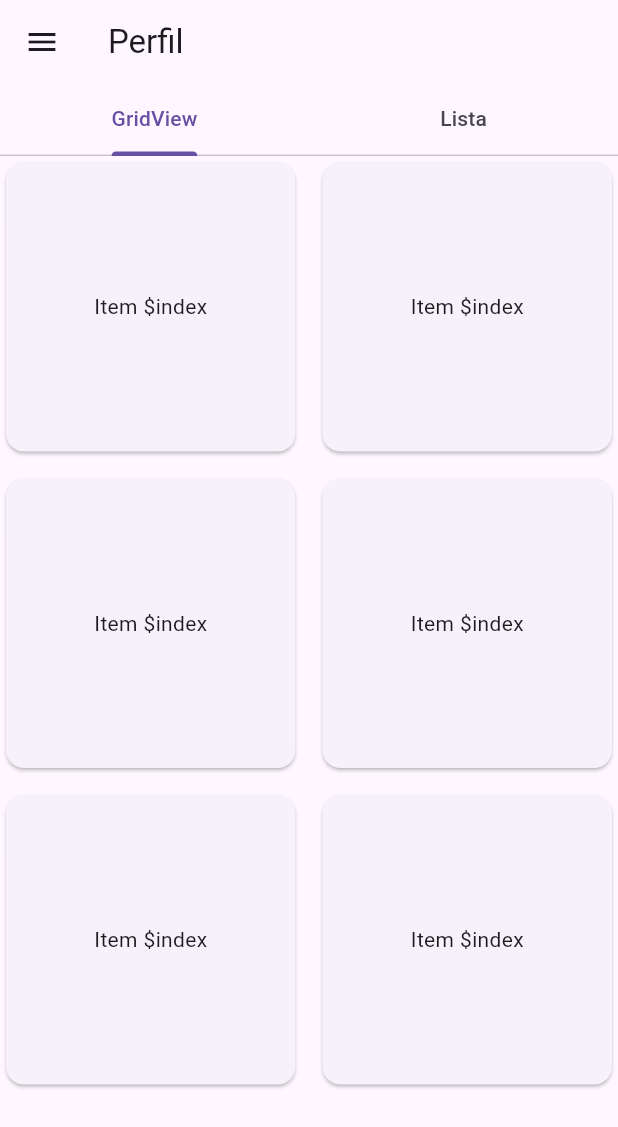
After one commit to JhonMasmela777/APPmoviles, a Flutter app: the PerfilScreen screen opened by its route, on a phone screen of 412 x 824 dp. The commit adds this screen. Shown: the top 1127 px of the screen. Run offline on Flutter 3.47's test engine with Material 3 defaults, Android fonts, the phone set to English and light mode, and no system bars; our stand-ins replace go_router; network calls fail.

Commit message:
taller # 3

```diff
--- /dev/null
+++ b/lib/PerfilScreen.dart
@@ -0,0 +1,38 @@
+import 'package:flutter/material.dart';
+import 'package:hola_mundo/custom_drawer.dart';
+
+class PerfilScreen extends StatelessWidget {
+  @override
+  Widget build(BuildContext context) {
+    return DefaultTabController(
+      length: 2,
+      child: Scaffold(
+        appBar: AppBar(
+          title: Text('Perfil'),
+          bottom: TabBar(tabs: [Tab(text: 'GridView'), Tab(text: 'Lista')]),
+        ),
+        drawer: CustomDrawer(),
+        body: TabBarView(
+          children: [
+            GridView.builder(
+              gridDelegate: SliverGridDelegateWithFixedCrossAxisCount(
+                crossAxisCount: 2,
+                crossAxisSpacing: 10,
+                mainAxisSpacing: 10,
+              ),
+              itemCount: 6,
+              itemBuilder:
+                  (context, index) =>
+                      Card(child: Center(child: Text('Item \$index'))),
+            ),
+            ListView.builder(
+              itemCount: 10,
+              itemBuilder:
+                  (context, index) => ListTile(title: Text('Elemento \$index')),
+            ),
+          ],
+        ),
+      ),
+    );
+  }
+}
--- a/lib/main.dart
+++ b/lib/main.dart
@@ -1,9 +1,14 @@
 import 'package:flutter/material.dart';
 import 'package:go_router/go_router.dart';
+import 'package:hola_mundo/CicloVidaScreen.dart';
+import 'package:hola_mundo/ParametrosScreen.dart';
+import 'package:hola_mundo/PerfilScreen.dart';
+import 'package:hola_mundo/dog_breed_detail_view.dart' show DogBreedDetailView;
 import 'custom_drawer.dart'; // Asegúrate de importar tu CustomDrawer
 import 'timer_view.dart';
 import 'isolate_view.dart';
 import 'future_view.dart';
+import 'dog_breed_list_view.dart'; // Importar la nueva pantalla
 
 void main() {
   runApp(const MyApp());
@@ -39,9 +44,36 @@ final GoRouter _router = GoRouter(
       builder: (context, state) => const IsolateView(),
     ),
     GoRoute(
+      path: '/dog_breeds',
+      builder: (context, state) => const DogBreedListView(),
+    ),
+    GoRoute(
+      path: '/dog_breed_detail/:breed',
+      builder: (context, state) {
+        final breed = state.pathParameters['breed']!;
+        return DogBreedDetailView(breed: breed);
+      },
+    ),
+    GoRoute(
       path: '/future',
       name: 'future',
       builder: (context, state) => const FutureView(),
+    ),
+
+    GoRoute(
+      path: '/profile', // Corrige la ruta del perfil
+      builder: (context, state) => PerfilScreen(),
+    ),
+    GoRoute(
+      path: '/paso_parametros/:dato', // Asegura que espera un dato dinámico
+      builder: (context, state) {
+        final dato = state.pathParameters['dato'] ?? 'Sin Dato';
+        return PantallaParametros(dato: dato);
+      },
+    ),
+    GoRoute(
+      path: '/ciclo_vida',
+      builder: (context, state) => CicloVidaScreen(),
     ),
   ],
 );
--- a/pubspec.yaml
+++ b/pubspec.yaml
@@ -30,6 +30,7 @@ environment:
 dependencies:
   flutter:
     sdk: flutter
+  http: ^0.13.6
 
   # The following adds the Cupertino Icons font to your application.
   # Use with the CupertinoIcons class for iOS style icons.
```
Also changed, not shown: lib/CicloVidaScreen.dart (added, +35 -0 lines), lib/ParametrosScreen.dart (added, +20 -0 lines), lib/custom_drawer.dart (+16 -9 lines), lib/dog_Breed_Detail_View.dart (added, +118 -0 lines), lib/dog_breed_list_view.dart (added, +112 -0 lines), pubspec.lock.
